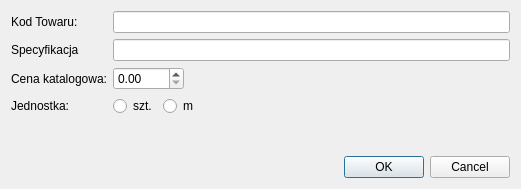
First picture: the form in NowyTowar.ui, repository konserw/koferta, before the edit.
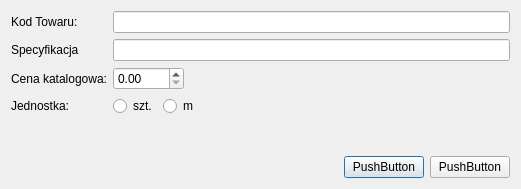
Second picture: the form after the edit.

Patch:
```diff
--- a/NowyTowar.ui
+++ b/NowyTowar.ui
@@ -111,14 +111,35 @@
     </layout>
    </item>
    <item>
-    <widget class="QDialogButtonBox" name="buttonBox">
-     <property name="orientation">
-      <enum>Qt::Horizontal</enum>
-     </property>
-     <property name="standardButtons">
-      <set>QDialogButtonBox::Cancel|QDialogButtonBox::Ok</set>
-     </property>
-    </widget>
+    <layout class="QHBoxLayout" name="horizontalLayout_3">
+     <item>
+      <spacer name="horizontalSpacer_3">
+       <property name="orientation">
+        <enum>Qt::Horizontal</enum>
+       </property>
+       <property name="sizeHint" stdset="0">
+        <size>
+         <width>40</width>
+         <height>20</height>
+        </size>
+       </property>
+      </spacer>
+     </item>
+     <item>
+      <widget class="QPushButton" name="pushButton_cancel">
+       <property name="text">
+        <string>PushButton</string>
+       </property>
+      </widget>
+     </item>
+     <item>
+      <widget class="QPushButton" name="pushButton_ok">
+       <property name="text">
+        <string>PushButton</string>
+       </property>
+      </widget>
+     </item>
+    </layout>
    </item>
   </layout>
  </widget>
```
Left out of the diff: 35 changed lines with no effect on the pictures.
